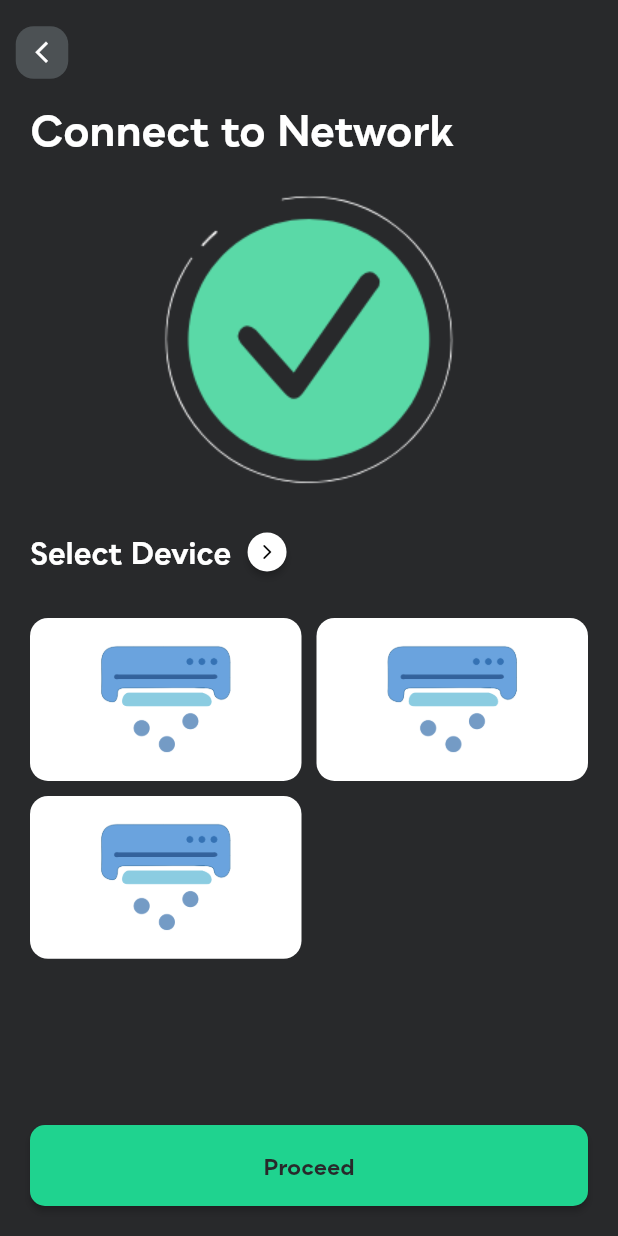
After one commit to akram-mohammad/smart-home, a Flutter app: the ConnectWifi screen opened directly, on a phone screen of 412 x 824 dp. The commit adds this screen. Run offline on Flutter 3.47's test engine with Material 2 defaults, Android fonts, the phone set to English and light mode, and no system bars; our stand-ins replace cloud_firestore, firebase_auth, firebase_core, flutter_form_builder, flutter_svg, loading_indicator; missing offline and left inert: email_auth; accounts and stored records are empty.

Commit message:
Add Device Completed

```diff
--- a/lib/ui/screens/devices/add_device.dart
+++ b/lib/ui/screens/devices/add_device.dart
@@ -1,5 +1,5 @@
 import 'package:flutter/material.dart';
-import 'package:smart_home/ui/screens/devices/connect_device.dart';
+import 'package:smart_home/ui/screens/devices/connect_wifi.dart';
 import 'package:smart_home/ui/widgets/empty_appbar.dart';
 import 'package:smart_home/ui/widgets/regular_elevated_button.dart';
 import 'package:smart_home/ui/widgets/regular_text_field.dart';
@@ -65,7 +65,7 @@ class AddDevice extends StatelessWidget {
               title: 'Add Secret Key',
               onPress: () {
                 Navigator.push(context,
-                    MaterialPageRoute(builder: (ctx) => ConnectDevice()));
+                    MaterialPageRoute(builder: (ctx) => ConnectWifi()));
               },
             ),
             SizedBox(height: 20.0)
--- /dev/null
+++ b/lib/ui/screens/devices/connect_wifi.dart
@@ -0,0 +1,141 @@
+import 'package:flutter/material.dart';
+import 'package:loading_indicator/loading_indicator.dart';
+import 'package:smart_home/ui/screens/devices/connect_device.dart';
+import 'package:smart_home/ui/widgets/empty_appbar.dart';
+import 'package:smart_home/ui/widgets/regular_elevated_button.dart';
+
+class ConnectWifi extends StatelessWidget {
+  ConnectWifi({Key? key}) : super(key: key);
+  bool _connected = false;
+  List<String> widgetList = ['A', 'B', 'C'];
+
+  @override
+  Widget build(BuildContext context) {
+    return Scaffold(
+      backgroundColor: Theme.of(context).primaryColor,
+      appBar: EmptyAppbar(),
+      body: Padding(
+        padding: const EdgeInsets.symmetric(horizontal: 20.0),
+        child: Column(
+          children: [
+            Expanded(
+              child: SingleChildScrollView(
+                child: Column(
+                  crossAxisAlignment: CrossAxisAlignment.start,
+                  children: [
+                    Text(
+                      'Connect to Network',
+                      style: TextStyle(
+                          fontSize: 28.0, fontWeight: FontWeight.w700),
+                    ),
+                    _connected
+                        ? Column(
+                            children: [
+                              Padding(
+                                padding:
+                                    const EdgeInsets.symmetric(vertical: 50.0),
+                                child: Center(
+                                  child: Container(
+                                    height: 100.0,
+                                    width: 100.0,
+                                    child: LoadingIndicator(
+                                      indicatorType: Indicator.values[7],
+                                      color: Theme.of(context).accentColor,
+                                    ),
+                                  ),
+                                ),
+                              ),
+                              Text(
+                                'Waiting for network connection...',
+                                style: TextStyle(
+                                    fontWeight: FontWeight.w600,
+                                    fontSize: 16.0),
+                              )
+                            ],
+                          )
+                        : Column(
+                            children: [
+                              Padding(
+                                padding:
+                                    const EdgeInsets.symmetric(vertical: 20.0),
+                                child: Image.asset('assets/imgs/confirmed.png'),
+                              ),
+                              Row(
+                                children: [
+                                  Text(
+                                    'Select Device',
+                                    style: TextStyle(
+                                        fontSize: 20.0,
+                                        fontWeight: FontWeight.w700),
+                                  ),
+                                  ElevatedButton(
+                                    style: ElevatedButton.styleFrom(
+                                      shape: CircleBorder(),
+                                      minimumSize: Size(12.0, 12.0),
+                                      padding: EdgeInsets.symmetric(
+                                          horizontal: 7.0, vertical: 7.0),
+                                      primary:
+                                          Theme.of(context).primaryColorLight,
+                                    ),
+                                    onPressed: () {},
+                                    child: Icon(
+                                      Icons.arrow_forward_ios_rounded,
+                                      size: 12.0,
+                                      color: Colors.black,
+                                    ),
+                                  ),
+                                ],
+                              ),
+                              SizedBox(
+                                height: 20.0,
+                              ),
+                              GridView.count(
+                                crossAxisSpacing: 10.0,
+                                mainAxisSpacing: 10.0,
+                                crossAxisCount: 2,
+                                childAspectRatio: (2 / 1.2),
+                                controller: new ScrollController(
+                                    keepScrollOffset: false),
+                                shrinkWrap: true,
+                                scrollDirection: Axis.vertical,
+                                children: widgetList.map((String value) {
+                                  return Container(
+                                    height: 60,
+                                    width: 60,
+                                    decoration: BoxDecoration(
+                                      color:
+                                          Theme.of(context).primaryColorLight,
+                                      borderRadius: BorderRadius.circular(12.0),
+                                    ),
+                                    child: Padding(
+                                      padding: const EdgeInsets.all(8.0),
+                                      child: Image.asset(
+                                        'assets/imgs/aircond.png',
+                                        fit: BoxFit.scaleDown,
+                                      ),
+                                    ),
+                                  );
+                                }).toList(),
+                              ),
+                            ],
+                          ),
+                  ],
+                ),
+              ),
+            ),
+            RegularElevatedButton(
+              title: 'Proceed',
+              onPress: () {
+                Navigator.push(context,
+                    MaterialPageRoute(builder: (ctx) => ConnectDevice()));
+              },
+            ),
+            SizedBox(
+              height: 20.0,
+            )
+          ],
+        ),
+      ),
+    );
+  }
+}
--- a/lib/ui/widgets/connection_status.dart
+++ b/lib/ui/widgets/connection_status.dart
@@ -23,8 +23,8 @@ class _ConnectionStatusState extends State<ConnectionStatus> {
     return Padding(
       padding: const EdgeInsets.symmetric(horizontal: 5.0),
       child: Container(
-        height: 10,
-        width: 10.0,
+        height: 11,
+        width: 11.0,
         child: CircularProgressIndicator(
           strokeWidth: 2,
           color: Colors.yellow,
--- a/pubspec.yaml
+++ b/pubspec.yaml
@@ -36,6 +36,7 @@ dependencies:
   email_auth: ^0.0.1+4
   provider: ^5.0.0
   http: ^0.13.3
+  loading_indicator: ^2.1.1
 
 dev_dependencies:
   flutter_test:
```
Also changed, not shown: assets/imgs/confirmed.png (added), assets/imgs/connect_wifi.png (added), pubspec.lock.
